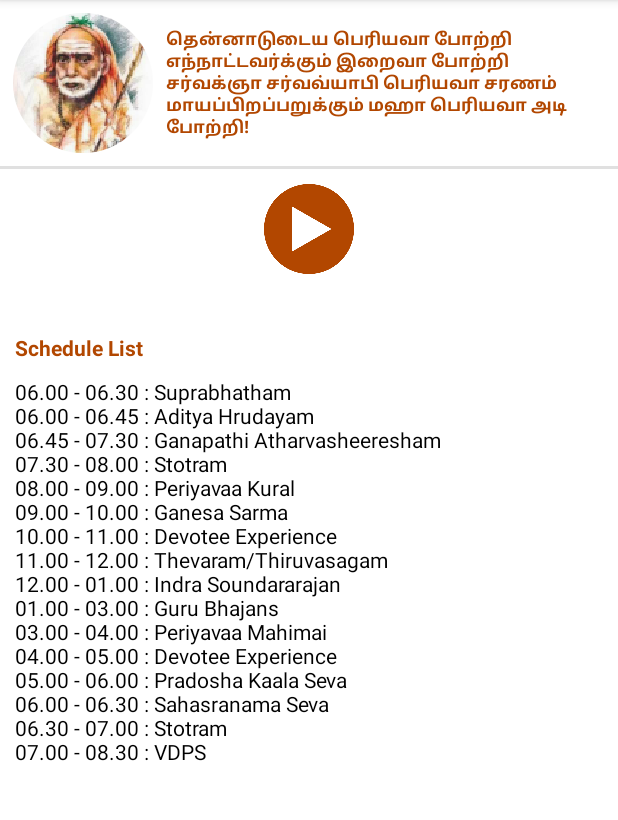
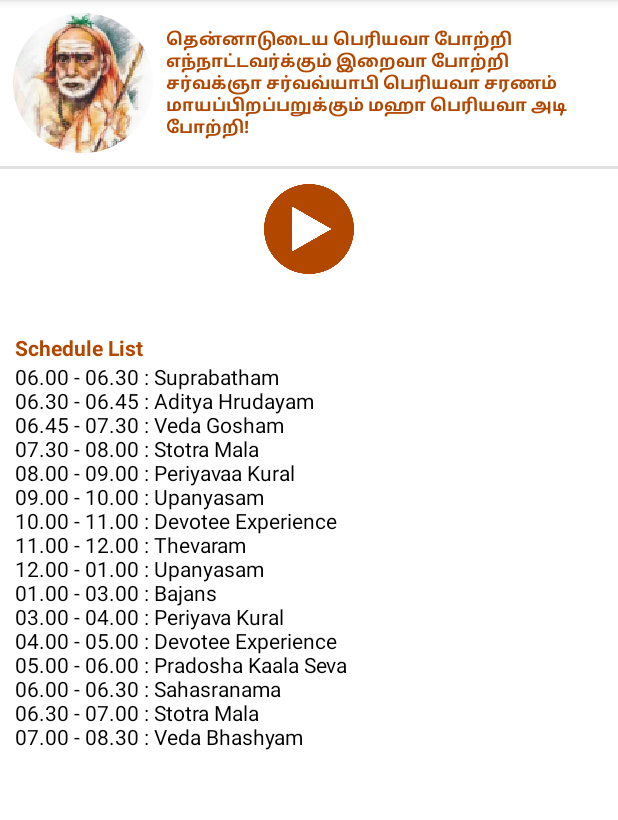
Before and after one commit to krudayakumar/mahaperiyavaapp, an Android app: the fragment Radio placed in its activity, after a tap on "Share", on a phone screen of 412 x 824 dp, the part 84-904 px from its top. Run offline under Robolectric (Android 15) with nearby library versions, the phone set to English and light mode, and no system bars; our stand-ins replace Volley; network calls fail; 5 statements that could not run were skipped.

Commit message:
1. Crash tool(fabric) integration. 2. Support for Lower version 4.1 and above. 3. Exo Player Integration Radio. 4. Feedback: Taking directly to the mail box when user click’s on feedback.

```diff
--- a/app/src/main/AndroidManifest.xml
+++ b/app/src/main/AndroidManifest.xml
@@ -21,6 +21,9 @@
     <receiver
       android:name=".Model.AlarmReceiver"
       android:exported="false" />
+    <meta-data
+      android:name="io.fabric.ApiKey"
+      android:value="179819484ea2577f5e3dc3a1bee0b5f32f3f5bc2" />
   </application>
 
 
--- a/app/src/main/java/com/kanchi/periyava/Activity/MBaseActivity.java
+++ b/app/src/main/java/com/kanchi/periyava/Activity/MBaseActivity.java
@@ -14,12 +14,16 @@ import android.support.design.widget.Snackbar;
 import android.support.v7.app.AppCompatActivity;
 import android.util.Log;
 import android.view.Gravity;
+import android.view.SurfaceHolder;
 import android.view.View;
 import android.view.ViewGroup;
 import android.view.Window;
 import android.view.WindowManager;
 import android.view.inputmethod.InputMethodManager;
 
+import com.google.android.exoplayer.ExoPlayer;
+import com.google.android.exoplayer.MediaCodecAudioTrackRenderer;
+import com.google.android.exoplayer.MediaCodecVideoTrackRenderer;
 import com.kanchi.periyava.Interface.DialogActionCallback;
 import com.kanchi.periyava.R;
 
--- a/app/src/main/java/com/kanchi/periyava/Activity/MainActivity.java
+++ b/app/src/main/java/com/kanchi/periyava/Activity/MainActivity.java
@@ -23,6 +23,8 @@ import android.content.Context;
 import android.content.Intent;
 import android.content.res.Configuration;
 import android.graphics.Bitmap;
+import android.media.AudioTrack;
+import android.media.MediaCodec;
 import android.media.MediaPlayer;
 import android.net.Uri;
 import android.os.Bundle;
@@ -44,12 +46,24 @@ import android.view.Menu;
 import android.view.MenuInflater;
 import android.view.MenuItem;
 import android.view.MotionEvent;
+import android.view.Surface;
+import android.view.SurfaceHolder;
 import android.view.View;
 import android.widget.TextView;
 import android.widget.Toast;
 
 import com.android.volley.VolleyError;
+import com.google.android.exoplayer.ExoPlaybackException;
+import com.google.android.exoplayer.ExoPlayer;
+import com.google.android.exoplayer.FrameworkSampleSource;
+import com.google.android.exoplayer.MediaCodecAudioTrackRenderer;
+import com.google.android.exoplayer.MediaCodecTrackRenderer;
+import com.google.android.exoplayer.MediaCodecVideoTrackRenderer;
+import com.google.android.exoplayer.SampleSource;
+import com.google.android.exoplayer.TrackRenderer;
+import com.google.android.exoplayer.VideoSurfaceView;
 import com.google.gson.Gson;
+import com.kanchi.periyava.BuildConfig;
 import com.kanchi.periyava.Component.CircularImageView;
 import com.kanchi.periyava.Fragments.About;
 import com.kanchi.periyava.Fragments.AboutAcharayas;
@@ -89,6 +103,7 @@ import org.json.JSONObject;
 import java.io.File;
 import java.io.FileOutputStream;
 import java.io.IOException;
+import java.text.SimpleDateFormat;
 import java.util.ArrayList;
 import java.util.Date;
 import java.util.Locale;
@@ -103,7 +118,12 @@ public class MainActivity extends MBaseActivity
   private final com.kanchi.periyava.Fragments.Dashboard mDashboard = new com.kanchi.periyava.Fragments.Dashboard();
   private final WebPage mWebPage = new WebPage();
   private final About mAbout = new About();
-  private MediaPlayer player;
+  private ExoPlayer player;
+  private final Handler mainHandler = new Handler();
+  private TrackRenderer videoRenderer;
+  private TrackRenderer audioRenderer;
+
+  private VideoSurfaceView surfaceView;
   private boolean isPlaying = false;
   private final Handler mDrawerActionHandler = new Handler();
   private DrawerLayout mDrawerLayout;
@@ -120,6 +140,10 @@ public class MainActivity extends MBaseActivity
   private NavigationView navigationView;
   private static Toolbar toolbar;
   private Menu menu;
+  private PendingIntent pendingIntent;
+
+
+
 
   public enum LANGUAGE {
     ENGLISH("en"),
@@ -185,8 +209,6 @@ public class MainActivity extends MBaseActivity
     Intent alarmIntent = new Intent(MainActivity.this, AlarmReceiver.class);
     pendingIntent = PendingIntent.getBroadcast(MainActivity.this, 0, alarmIntent, 0);
 
-
-    initializeMediaPlayer();
     UserProfile.getInstance();
     PreferenceData.getInstance(context);
     GeneralSetting.getInstance();
@@ -195,6 +217,9 @@ public class MainActivity extends MBaseActivity
     Message msg = Message.obtain();
     msg.what = ConstValues.WELCOME;
     getFlowHandler().sendMessage(msg);
+
+
+    //preparePlayer();
 
   }
 
@@ -373,9 +398,14 @@ public class MainActivity extends MBaseActivity
 
           case ConstValues.HELP_FEEDBACK: {
             setTitle(getResources().getString(R.string.lbl_feedback));
-            bundle = new Bundle();
+           /* bundle = new Bundle();
             bundle.putString(WEBURL, getResources().getString(R.string.base_url) + "general_help.php");
             showFragment(new HelpFeedback(), bundle, R.id.content, true, HelpFeedback.TAG);
+            */
+
+            Intent intent = new Intent(Intent.ACTION_VIEW, Uri.parse("mailto:" + GeneralSetting.getInstance().feedbackemailid));
+            intent.putExtra(Intent.EXTRA_SUBJECT, "Feedback" + "(" + (BuildConfig.DEBUG == true ? "Debug" : "Release") + " Ver " + BuildConfig.VERSION_NAME + ")");
+            startActivity(intent);
           }
           break;
           case ConstValues.RADIO: {
@@ -851,6 +881,7 @@ public class MainActivity extends MBaseActivity
             Message msgtmp = Message.obtain();
             msgtmp.what = ConstValues.DASHBOARD_WITHOUT_LOGIN;
             getFlowHandler().sendMessage(msgtmp);
+            radiostate = false;
             ShowSnackBar(context, getWindow().getDecorView(), getResources().getString(R.string.err_connect_to_internet), "Settings", new View.OnClickListener() {
               @Override
               public void onClick(View view) {
@@ -1038,28 +1069,27 @@ public class MainActivity extends MBaseActivity
   }
 
   public void RunRadio(MenuItem item) {
+
+    if (radiostate == false) {
+      startPlaying();
+      showProgressDialog();
+      item.setIcon(R.drawable.ic_stop);
+    } else {
+      stopPlaying();
+      item.setIcon(R.drawable.ic_play);
+    }
+
+
+  }
+
+  private void setRadioScreenButtonState() {
     Radio frg = (Radio) getFragmentManager()
         .findFragmentByTag(Radio.TAG);
-    if (radiostate == false) {
-      startPlaying();
-      radiostate = true;
-      showProgressDialog();
-      item.setIcon(R.drawable.ic_stop);
-      startAlaram();
-      android.os.Message msg = android.os.Message.obtain();
-      msg.what = ConstValues.RADIO_GET_PLAYLIST;
-      MainActivity.getFlowHandler().sendMessage(msg);
-    } else {
-      stopPlaying();
-      radiostate = false;
-      item.setIcon(R.drawable.ic_play);
-      stopPlaying();
-    }
     if (frg != null) {
       frg.setRadioButtonState(radiostate);
     }
+  }
 
-  }
 
   @Override
   public boolean onOptionsItemSelected(final MenuItem item) {
@@ -1073,20 +1103,19 @@ public class MainActivity extends MBaseActivity
 
         // TODO Auto-generated method stub
         takeScreenshot();
-
-        File F = new File(Environment.getExternalStorageDirectory() + "/screenshot.png");
-        Uri uri = Uri.fromFile(F);
+        Uri uri = null;
+        try {
+          File F = new File(Environment.getExternalStorageDirectory() + "/screenshot.png");
+          uri = Uri.fromFile(F);
+        } catch (Exception e) {
+          e.printStackTrace();
+        }
         Intent emailIntent = new Intent(android.content.Intent.ACTION_SEND);
         emailIntent.setFlags(Intent.FLAG_ACTIVITY_NEW_TASK);
-        emailIntent.setType("vnd.android.cursor.item/email");
-        emailIntent.putExtra(android.content.Intent.EXTRA_EMAIL,
-            new String[]{GeneralSetting.getInstance().feedbackemailid});
-        emailIntent.putExtra(android.content.Intent.EXTRA_SUBJECT,
-            getResources().getString(R.string.lbl_share));
-        emailIntent.putExtra(android.content.Intent.EXTRA_TEXT,
-            getResources().getString(R.string.lbl_share));
-        emailIntent.setType("image/png");
-        emailIntent.putExtra(Intent.EXTRA_STREAM, uri);
+        if (uri != null) {
+          emailIntent.setType("image/png");
+          emailIntent.putExtra(Intent.EXTRA_STREAM, uri);
+        }
         startActivity(Intent.createChooser(emailIntent, "Share Using..."));
         break;
       case android.R.id.home: {
@@ -1153,60 +1182,86 @@ public class MainActivity extends MBaseActivity
     }
   }
 
+  void startPlaying() {
+    Uri uri = Uri.parse(getResources().getString(R.string.link_radio));
+    final int numRenderers = 2;
 
-  private void startPlaying() {
-    player.prepareAsync();
+    // Build the sample source
+    SampleSource sampleSource =
+        new FrameworkSampleSource(context, uri, /* headers */ null, numRenderers);
+    FrameworkSampleSource frameworkSampleSource;
 
-    player.setOnPreparedListener(new MediaPlayer.OnPreparedListener() {
-      public void onPrepared(MediaPlayer mp) {
-        player.start();
+
+    // Build the track renderers
+    TrackRenderer videoRenderer = new MediaCodecVideoTrackRenderer(sampleSource, MediaCodec.VIDEO_SCALING_MODE_SCALE_TO_FIT);
+    TrackRenderer audioRenderer = new MediaCodecAudioTrackRenderer(sampleSource);
+
+    // Build the ExoPlayer and start playback
+    player = ExoPlayer.Factory.newInstance(numRenderers);
+    player.prepare(audioRenderer);
+
+
+    // Pass the surface to the video renderer.
+    //exoPlayer.sendMessage(videoRenderer, MediaCodecVideoTrackRenderer.MSG_SET_SURFACE, surface);
+
+    player.setPlayWhenReady(true);
+
+    player.addListener(new ExoPlayer.Listener() {
+      @Override
+      public void onPlayerStateChanged(boolean playWhenReady, int playbackState) {
+        Log.d(TAG, "Player State:" + playbackState);
+        switch (player.getPlaybackState()) {
+          case ExoPlayer.STATE_READY:
+            radiostate = true;
+            startAlaram();
+            android.os.Message msg = android.os.Message.obtain();
+            msg.what = ConstValues.RADIO_GET_PLAYLIST;
+            MainActivity.getFlowHandler().sendMessage(msg);
+            hideProgressDialog();
+
+            break;
+          case ExoPlayer.STATE_ENDED:
+            radiostate = true;
+            cancelAlaram();
+            break;
+        }
+        setRadioScreenButtonState();
+      }
+
+      @Override
+      public void onPlayWhenReadyCommitted() {
+
+      }
+
+      @Override
+      public void onPlayerError(ExoPlaybackException error) {
+        ShowSnackBar(context, getWindow().getDecorView(), "Unable to Play Radio", null, null);
         hideProgressDialog();
+        radiostate = false;
+        cancelAlaram();
       }
     });
 
   }
 
-  private void stopPlaying() {
-    if (player.isPlaying()) {
-      player.stop();
-      player.release();
-      cancelAlaram();
-      MenuItem item = globalmenu.findItem(R.id.radio);
-      item.setIcon(R.drawable.ic_play);
-      initializeMediaPlayer();
-    }
-
+  void stopPlaying() {
+    // Don't forget to release when done!
+    player.release();
+    cancelAlaram();
+    radiostate = false;
+    setRadioScreenButtonState();
   }
 
-  private void initializeMediaPlayer() {
-    player = new MediaPlayer();
-    try {
-      String radiourl = "";
-      if (TextUtils.isEmpty(GeneralSetting.getInstance().radiourl)) {
-        radiourl = getResources().getString(R.string.link_radio);
-      } else {
-        radiourl = GeneralSetting.getGeneralSetting().radiourl;
-      }
-      Log.d(TAG, "radio url" + radiourl);
-      player.setDataSource(radiourl);
-    } catch (IllegalArgumentException e) {
-      e.printStackTrace();
-    } catch (IllegalStateException e) {
-      e.printStackTrace();
-    } catch (IOException e) {
-      e.printStackTrace();
-    }
 
-    player.setOnBufferingUpdateListener(new MediaPlayer.OnBufferingUpdateListener() {
 
-      public void onBufferingUpdate(MediaPlayer mp, int percent) {
-        //playSeekBar.setSecondaryProgress(percent);
-        Log.i("Buffering", "" + percent);
 
-      }
-    });
+
+  public ServerRequest getServerRequestSend() {
+    return ServerRequest.getInstance(context, getWindow().getDecorView());
   }
 
+
+  //Progress Dialogbox
   private void showProgressDialog() {
     pDialog = new ProgressDialog(context);
     pDialog.setCancelable(false);
@@ -1224,73 +1279,7 @@ public class MainActivity extends MBaseActivity
   }
 
 
-  public ServerRequest getServerRequestSend() {
-    return ServerRequest.getInstance(context, getWindow().getDecorView());
-  }
-
-  public static Toast currentToast;
-
-  /**
-   * Use a custom display for Toasts.
-   *
-   * @param message
-   */
-  public static void customToast(Context context, String message) {
-    // Avoid creating a queue of toasts
-    if (currentToast != null) {
-      // Dismiss the current showing Toast
-      currentToast.cancel();
-    }
-    //Retrieve the layout Inflater
-    LayoutInflater inflater = (LayoutInflater)
-        context.getSystemService(Context.LAYOUT_INFLATER_SERVICE);
-    //Assign the custom layout to view
-    View layout = inflater.inflate(R.layout.custom_toast, null);
-    //Return the application context
-    currentToast = new Toast(context.getApplicationContext());
-    //Set toast gravity to center
-    currentToast.setGravity(Gravity.BOTTOM | Gravity.LEFT | Gravity.FILL_HORIZONTAL, 0, 0);
-    //Set toast duration
-    currentToast.setDuration(Toast.LENGTH_LONG);
-    //Set the custom layout to Toast
-    currentToast.setView(layout);
-    //Get the TextView for the message of the Toast
-    TextView text = (TextView) layout.findViewById(R.id.text);
-    //Set the custom text for the message of the Toast
-    text.setText(message);
-    //Display toast
-    currentToast.show();
-    // Check if the layout is visible - just to be sure
-    if (layout != null) {
-      // Touch listener for the layout
-      // This will listen for any touch event on the screen
-      layout.setOnTouchListener(new View.OnTouchListener() {
-        @Override
-        public boolean onTouch(View v, MotionEvent event) {
-          // No need to check the event, just dismiss the toast if it is showing
-          if (currentToast != null) {
-            currentToast.cancel();
-            // we return True if the listener has consumed the event
-            return true;
-          }
-          return false;
-        }
-      });
-    }
-  }
-
-  private PendingIntent pendingIntent;
-
-
-  public void cancelAlaram() {
-    AlarmManager alarmManager = (AlarmManager) context.getSystemService(Context.ALARM_SERVICE);
-    Intent intent = new Intent(context, AlarmReceiver.class);
-    PendingIntent pendingIntent = PendingIntent.getBroadcast(context, 0, intent, 0);
-    alarmManager.cancel(pendingIntent);
-
-    //Toast.makeText(this, "Alarm Canceled", Toast.LENGTH_SHORT).show();
-  }
-
+  //Alaram handling
   public void startAlaram() {
     AlarmManager alarmManager = (AlarmManager) context.getSystemService(Context.ALARM_SERVICE);
     Intent intent = new Intent(context, AlarmReceiver.class);
@@ -1300,4 +1289,18 @@ public class MainActivity extends MBaseActivity
     //Toast.makeText(this, "Alarm Started", Toast.LENGTH_SHORT).show();
   }
 
+  public void cancelAlaram() {
+    AlarmManager alarmManager = (AlarmManager) context.getSystemService(Context.ALARM_SERVICE);
+    Intent intent = new Intent(context, AlarmReceiver.class);
+    PendingIntent pendingIntent = PendingIntent.getBroadcast(context, 0, intent, 0);
+    alarmManager.cancel(pendingIntent);
+
+    Radio radio = (Radio) getFragmentManager()
+        .findFragmentByTag(Radio.TAG);
+    if (radio != null) {
+      radio.setPlaylist("");
+    }
+    //Toast.makeText(this, "Alarm Canceled", Toast.LENGTH_SHORT).show();
+  }
+
 }
--- a/app/src/main/java/com/kanchi/periyava/Fragments/Radio.java
+++ b/app/src/main/java/com/kanchi/periyava/Fragments/Radio.java
@@ -74,6 +74,7 @@ public class Radio extends AppBaseFragement {
           android.os.Message msg = android.os.Message.obtain();
           msg.what = ConstValues.ERROR_DEFAULT;
           msg.obj = (Object) response;
+
           getBaseActivity().getFlowHandler().sendMessage(msg);
           tvScheduleList.setText("");
         }
@@ -86,6 +87,7 @@ public class Radio extends AppBaseFragement {
         error.printStackTrace();
         android.os.Message msg = android.os.Message.obtain();
         msg.what = ConstValues.ERROR_DEFAULT;
+        getBaseActivity().radiostate = false;
         getBaseActivity().getFlowHandler().sendMessage(msg);
       }
     };
@@ -122,12 +124,22 @@ public class Radio extends AppBaseFragement {
 
 
   public void setRadioButtonState(boolean radiostate) {
-    if (radiostate == true) {
-      btnRadio.setBackground(getResources().getDrawable(R.drawable.ic_stop));
+    int sdk = android.os.Build.VERSION.SDK_INT;
+    if (sdk < android.os.Build.VERSION_CODES.JELLY_BEAN) {
+      if (radiostate == true) {
+        btnRadio.setBackgroundDrawable(getResources().getDrawable(R.drawable.ic_stop));
+      } else {
+        btnRadio.setBackgroundDrawable(getResources().getDrawable(R.drawable.ic_play));
+      }
     } else {
-      btnRadio.setBackground(getResources().getDrawable(R.drawable.ic_play));
+      if (radiostate == true) {
+        btnRadio.setBackground(getResources().getDrawable(R.drawable.ic_stop));
+      } else {
+        btnRadio.setBackground(getResources().getDrawable(R.drawable.ic_play));
+      }
     }
   }
+
 
   public void setRadioMenu() {
     if (MainActivity.radiostate == false) {
--- a/app/src/main/java/com/kanchi/periyava/Fragments/Welcome.java
+++ b/app/src/main/java/com/kanchi/periyava/Fragments/Welcome.java
@@ -49,9 +49,9 @@ public class Welcome extends AppBaseFragement {
     rootView = inflater.inflate(R.layout.welcome, container, false);
     context = container.getContext();
     final String versionName = BuildConfig.VERSION_NAME;
-    Date buildDate = new Date(BuildConfig.TIMESTAMP);
+    final String buildDate = new SimpleDateFormat("EEE, MMM dd yyyy hh:mm:ss").format(new Date(BuildConfig.TIMESTAMP));
     System.out.println(new SimpleDateFormat("yyyymmddhhmmss").format(new Date(BuildConfig.TIMESTAMP)));
-    ((TextView) (rootView.findViewById(R.id.version))).setText((BuildConfig.DEBUG == true ? "Debug" : "Release") + " Ver " + versionName + "\n" + new SimpleDateFormat("EEE, MMM dd yyyy hh:mm:ss").format(new Date(BuildConfig.TIMESTAMP)));
+    ((TextView) (rootView.findViewById(R.id.version))).setText((BuildConfig.DEBUG == true ? "Debug" : "Release") + " Ver " + versionName);
     final Thread splashThread = new Thread() {
       public void run() {
 
--- a/app/src/main/res/layout/activity_main.xml
+++ b/app/src/main/res/layout/activity_main.xml
@@ -65,4 +65,5 @@
     app:itemTextColor="@color/drawer_item_text"
     app:menu="@menu/drawer" />
 
+
 </android.support.v4.widget.DrawerLayout>
--- a/app/src/main/res/layout/radio.xml
+++ b/app/src/main/res/layout/radio.xml
@@ -114,9 +114,7 @@
           android:layout_width="match_parent"
           android:layout_height="wrap_content"
           android:layout_gravity="center_vertical"
-          android:layout_marginBottom="10dp"
           android:text="Schedule List"
-
           android:textColor="@color/safaron"
           android:textStyle="bold" />
 
--- a/app/src/main/res/values/strings.xml
+++ b/app/src/main/res/values/strings.xml
@@ -173,23 +173,22 @@ Sri Sankara Bhagavatpada settled down at Kancheepuram (Kanchi) at the end of his
   \nமாயப்பிறப்பறுக்கும் மஹா பெரியவா அடி போற்றி!
 </string>
 <string name="lbl_radio_schedule">
-  06.00  - 06.30 : Suprabhatham
-  \n06.00  - 06.45 : Aditya Hrudayam
-  \n06.45  - 07.30 : Ganapathi Atharvasheeresham
-  \n07.30  - 08.00 : Stotram
-  \n08.00  - 09.00 : Periyavaa Kural
-  \n09.00  - 10.00 : Ganesa Sarma
-  \n10.00  - 11.00 : Devotee Experience
-  \n11.00  - 12.00 : Thevaram/Thiruvasagam
-  \n12.00  - 01.00 : Indra Soundararajan
-  \n01.00  - 03.00 : Guru Bhajans
-  \n03.00  - 04.00 : Periyavaa Mahimai
-  \n04.00  - 05.00 : Devotee Experience
-  \n05.00  - 06.00 : Pradosha Kaala Seva
-  \n06.00  - 06.30 : Sahasranama Seva
-  \n06.30  - 07.00 : Stotram
-  \n07.00  - 08.30 : VDPS
-
+06.00  - 06.30 : Suprabatham
+\n06.30  - 06.45 : Aditya Hrudayam
+\n06.45  - 07.30 : Veda Gosham
+\n07.30  - 08.00 : Stotra Mala
+\n08.00  - 09.00 : Periyavaa Kural
+\n09.00  - 10.00 : Upanyasam
+\n10.00  - 11.00 : Devotee Experience
+\n11.00  - 12.00 : Thevaram
+\n12.00  - 01.00 : Upanyasam
+\n01.00  - 03.00 : Bajans
+\n03.00  - 04.00 : Periyava Kural
+\n04.00  - 05.00 : Devotee Experience
+\n05.00  - 06.00 : Pradosha Kaala Seva
+\n06.00  - 06.30 : Sahasranama
+\n06.30  - 07.00 : Stotra Mala
+\n07.00  - 08.30 : Veda Bhashyam
 </string>
   <string name="lbl_books">Books</string>
   <string name="lbl_satsang">Satsang</string>
```
Also changed, not shown: app/build.gradle (+21 -1 lines), app/src/main/java/com/kanchi/periyava/Service/MyApplication.java (+7 -0 lines).
